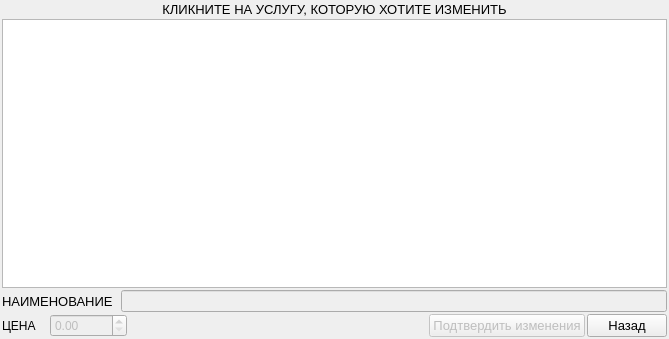
Alex-Sidorov/SEFOLL, file code/form_for_change_service.ui: the form before one commit.
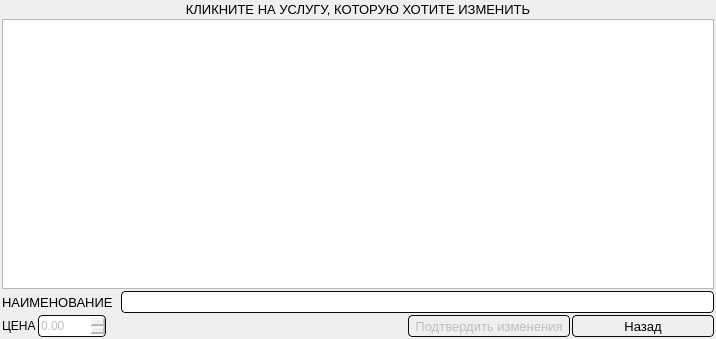
The form after the commit.

```diff
--- a/code/form_for_change_service.ui
+++ b/code/form_for_change_service.ui
@@ -69,6 +69,12 @@
      <property name="autoFillBackground">
       <bool>false</bool>
      </property>
+     <property name="styleSheet">
+      <string notr="true">
+background-color: qlineargradient(x1: 0, y1: 0, x2: 0, y2: 1,
+                                      stop: 0 #dadbde, stop: 1 #f6f7fa);
+</string>
+     </property>
      <property name="frameShape">
       <enum>QFrame::StyledPanel</enum>
      </property>
@@ -181,7 +187,7 @@
        </font>
       </property>
       <property name="textAlignment">
-       <set>AlignHCenter|AlignVCenter|AlignCenter</set>
+       <set>AlignCenter</set>
       </property>
       <property name="foreground">
        <brush brushstyle="SolidPattern">
@@ -205,7 +211,7 @@
        </font>
       </property>
       <property name="textAlignment">
-       <set>AlignHCenter|AlignVCenter|AlignCenter</set>
+       <set>AlignCenter</set>
       </property>
      </column>
     </widget>
@@ -232,6 +238,17 @@
        <property name="enabled">
         <bool>false</bool>
        </property>
+       <property name="styleSheet">
+        <string notr="true">
+border-radius : 4px;
+border: 1px solid;
+border-color: rgb(11, 11, 11);
+height:20;
+width:140;
+background-color: qlineargradient(x1: 0, y1: 0, x2: 0, y2: 1,
+                                      stop: 0 #dadbde, stop: 1 #f6f7fa);
+</string>
+       </property>
       </widget>
      </item>
     </layout>
@@ -250,6 +267,17 @@
        <property name="enabled">
         <bool>false</bool>
        </property>
+       <property name="styleSheet">
+        <string notr="true">
+border-radius : 4px;
+border: 1px solid;
+border-color: rgb(11, 11, 11);
+height:20;
+width:50;
+background-color: qlineargradient(x1: 0, y1: 0, x2: 0, y2: 1,
+                                      stop: 0 #dadbde, stop: 1 #f6f7fa);
+</string>
+       </property>
        <property name="maximum">
         <double>99999.000000000000000</double>
        </property>
@@ -281,6 +309,22 @@
          <pointsize>10</pointsize>
         </font>
        </property>
+       <property name="styleSheet">
+        <string notr="true">QPushButton
+{ 
+border-radius : 4px;
+border: 1px solid;
+border-color: rgb(11, 11, 11);
+height:20;
+width:160;
+background-color: qlineargradient(x1: 0, y1: 0, x2: 0, y2: 1,
+                                      stop: 0 #dadbde, stop: 1 #f6f7fa);
+}
+QPushButton::pressed {
+    background-color:qlineargradient(x1: 0, y1: 0, x2: 0, y2: 1,
+                                      stop: 0 rgb(251, 252, 255), stop: 1 #f6f7fa);
+}</string>
+       </property>
        <property name="text">
         <string>Подтвердить изменения</string>
        </property>
@@ -293,6 +337,22 @@
          <pointsize>10</pointsize>
         </font>
        </property>
+       <property name="styleSheet">
+        <string notr="true">QPushButton
+{ 
+border-radius : 4px;
+border: 1px solid;
+border-color: rgb(11, 11, 11);
+height:20;
+width:140;
+background-color: qlineargradient(x1: 0, y1: 0, x2: 0, y2: 1,
+                                      stop: 0 #dadbde, stop: 1 #f6f7fa);
+}
+QPushButton::pressed {
+    background-color:qlineargradient(x1: 0, y1: 0, x2: 0, y2: 1,
+                                      stop: 0 rgb(251, 252, 255), stop: 1 #f6f7fa);
+}</string>
+       </property>
        <property name="text">
         <string>Назад</string>
        </property>
```
Left out of the diff: 12 changed lines with no effect on the pictures.
